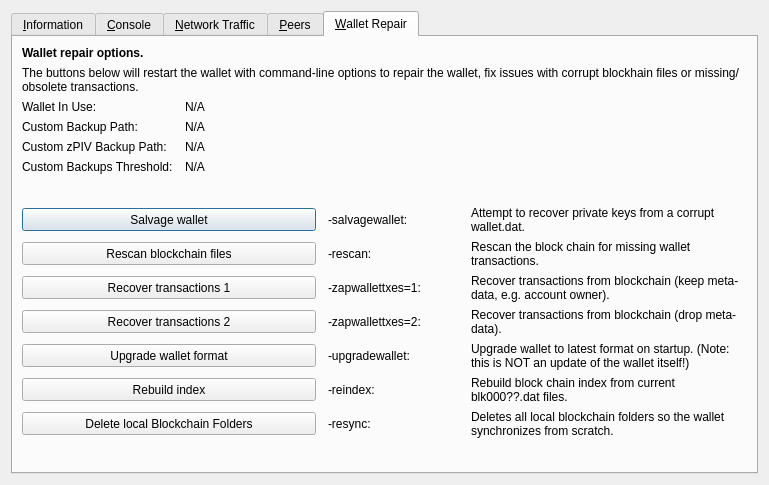
First picture: the form in src/qt/forms/rpcconsole.ui, repository blenda123/labx, before the edit.
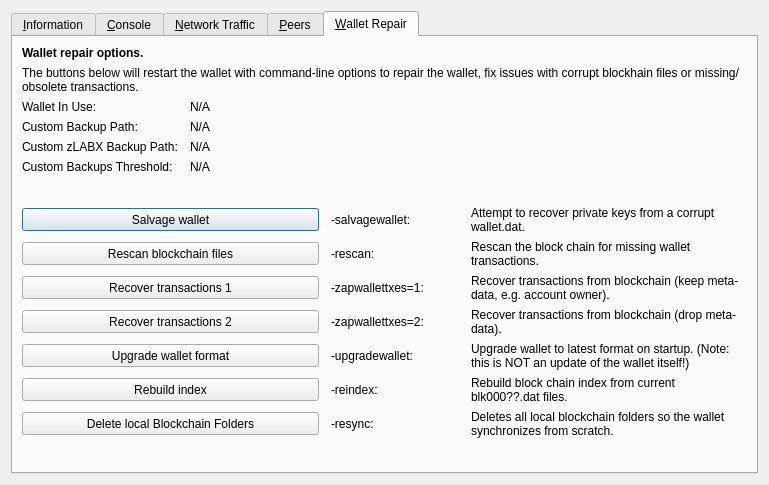
Second picture: the form after the edit. The open tabs and pages were chosen to show the change. Icons and pictures are not drawn. Custom widgets are drawn as their Qt base class.

Diff of the .ui file:
```diff
--- a/src/qt/forms/rpcconsole.ui
+++ b/src/qt/forms/rpcconsole.ui
@@ -1328,7 +1328,7 @@
        <item row="4" column="0">
         <widget class="QLabel" name="wallet_customzpivbackuppath_label">
          <property name="text">
-          <string>Custom zPIV Backup Path:</string>
+          <string>Custom zLABX Backup Path:</string>
          </property>
          <property name="visible">
           <bool>false</bool>
```
